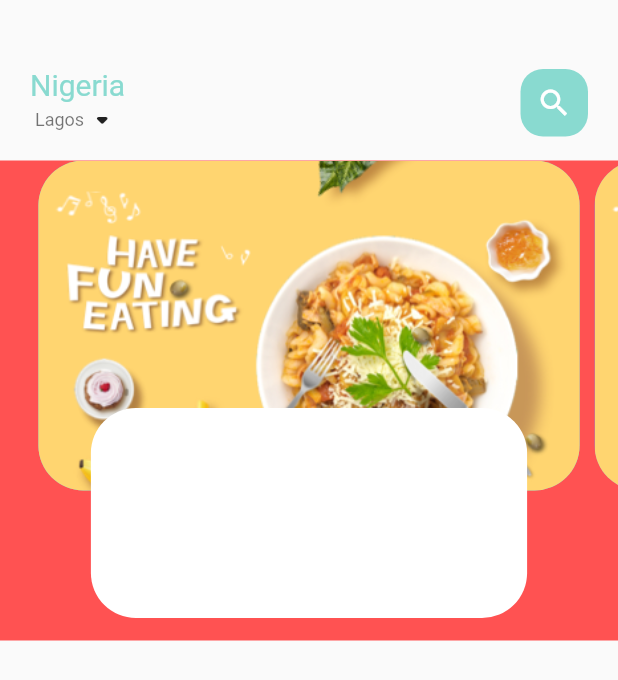
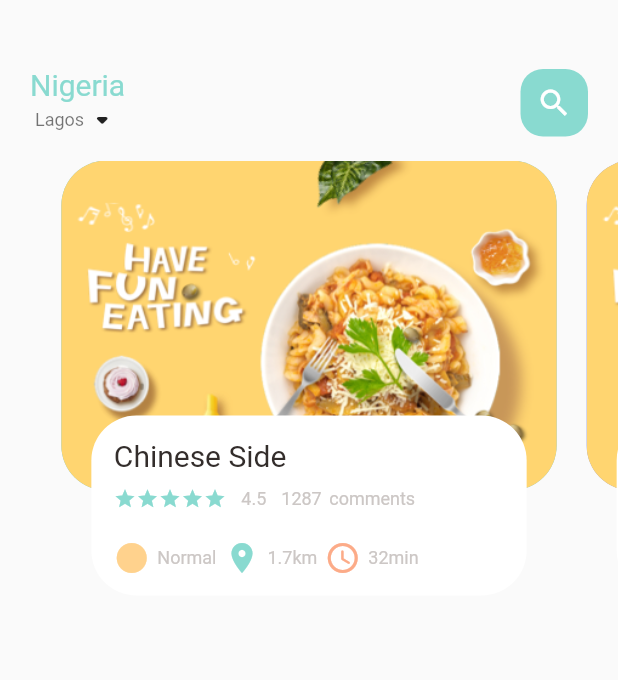
Before and after one commit to ChidiChuks/food_delivery, a Flutter app: the screen it shows after launch, on a phone screen of 412 x 824 dp. Shown: the top 680 px of the screen. Run offline on Flutter 3.47's test engine with Material 2 defaults, Android fonts, the phone set to English and light mode, and no system bars.

Commit message:
creation of the icon and text const widget for the main food page

```diff
--- a/lib/home/food_page_body.dart
+++ b/lib/home/food_page_body.dart
@@ -1,4 +1,8 @@
 import 'package:flutter/material.dart';
+import 'package:food_delivery/utils/colors.dart';
+import 'package:food_delivery/widgets/big_text.dart';
+import 'package:food_delivery/widgets/icon_and_text_widget.dart';
+import 'package:food_delivery/widgets/small_text.dart';
 
 class FoodPageBody extends StatefulWidget {
   const FoodPageBody({Key? key}) : super(key: key);
@@ -9,12 +13,12 @@ class FoodPageBody extends StatefulWidget {
 
 class _FoodPageBodyState extends State<FoodPageBody> {
   PageController pageController = PageController(
-    viewportFraction: 0.9,
+    viewportFraction: 0.85,
   );
   @override
   Widget build(BuildContext context) {
     return Container(
-      color: Colors.redAccent,
+      // color: Colors.redAccent,
       height: 320,
       child: PageView.builder(
           controller: pageController,
@@ -31,8 +35,8 @@ class _FoodPageBodyState extends State<FoodPageBody> {
         Container(
           height: 220,
           margin: EdgeInsets.only(
-            left: 5,
-            right: 5,
+            left: 10,
+            right: 10,
           ),
           decoration: BoxDecoration(
             borderRadius: BorderRadius.circular(30),
@@ -48,15 +52,93 @@ class _FoodPageBodyState extends State<FoodPageBody> {
         Align(
           alignment: Alignment.bottomCenter,
           child: Container(
-            height: 140,
+            height: 120,
             margin: EdgeInsets.only(
-              left: 40,
-              right: 40,
-              bottom: 15,
+              left: 30,
+              right: 30,
+              bottom: 30,
             ),
             decoration: BoxDecoration(
               borderRadius: BorderRadius.circular(30),
               color: Colors.white,
+            ),
+            child: Container(
+              padding: EdgeInsets.only(
+                top: 15,
+                left: 15,
+                right: 15,
+              ),
+              child: Column(
+                crossAxisAlignment: CrossAxisAlignment.start,
+                children: [
+                  BigText(
+                    text: "Chinese Side",
+                  ),
+                  SizedBox(
+                    height: 10,
+                  ),
+                  Row(
+                    children: [
+                      Wrap(
+                        children: List.generate(
+                          5,
+                          (index) => Icon(
+                            Icons.star,
+                            color: AppColors.mainColor,
+                            size: 15,
+                          ),
+                        ),
+                      ),
+                      SizedBox(
+                        width: 10,
+                      ),
+                      SmallText(
+                        text: "4.5",
+                      ),
+                      SizedBox(
+                        width: 10,
+                      ),
+                      SmallText(
+                        text: "1287",
+                      ),
+                      SizedBox(
+                        width: 5,
+                      ),
+                      SmallText(
+                        text: "comments",
+                      ),
+                    ],
+                  ),
+                  SizedBox(
+                    height: 20,
+                  ),
+                  Row(
+                    children: [
+                      IconAndTextWidget(
+                        icon: Icons.circle_sharp,
+                        text: "Normal",
+                        iconColor: AppColors.iconColor1,
+                      ),
+                      SizedBox(
+                        width: 5,
+                      ),
+                      IconAndTextWidget(
+                        icon: Icons.location_on,
+                        text: "1.7km",
+                        iconColor: AppColors.mainColor,
+                      ),
+                      SizedBox(
+                        width: 5,
+                      ),
+                      IconAndTextWidget(
+                        icon: Icons.access_time_rounded,
+                        text: "32min",
+                        iconColor: AppColors.iconColor2,
+                      ),
+                    ],
+                  ),
+                ],
+              ),
             ),
           ),
         ),
--- /dev/null
+++ b/lib/widgets/icon_and_text_widget.dart
@@ -0,0 +1,32 @@
+import 'package:flutter/material.dart';
+import 'package:food_delivery/widgets/small_text.dart';
+
+class IconAndTextWidget extends StatelessWidget {
+  final IconData icon;
+  final String text;
+  final Color iconColor;
+  const IconAndTextWidget({
+    Key? key,
+    required this.icon,
+    required this.text,
+    required this.iconColor,
+  }) : super(key: key);
+
+  @override
+  Widget build(BuildContext context) {
+    return Row(
+      children: [
+        Icon(
+          icon,
+          color: iconColor,
+        ),
+        SizedBox(
+          width: 5,
+        ),
+        SmallText(
+          text: text,
+        ),
+      ],
+    );
+  }
+}
```
Also changed, not shown: pubspec.yaml (+5 -3 lines).
